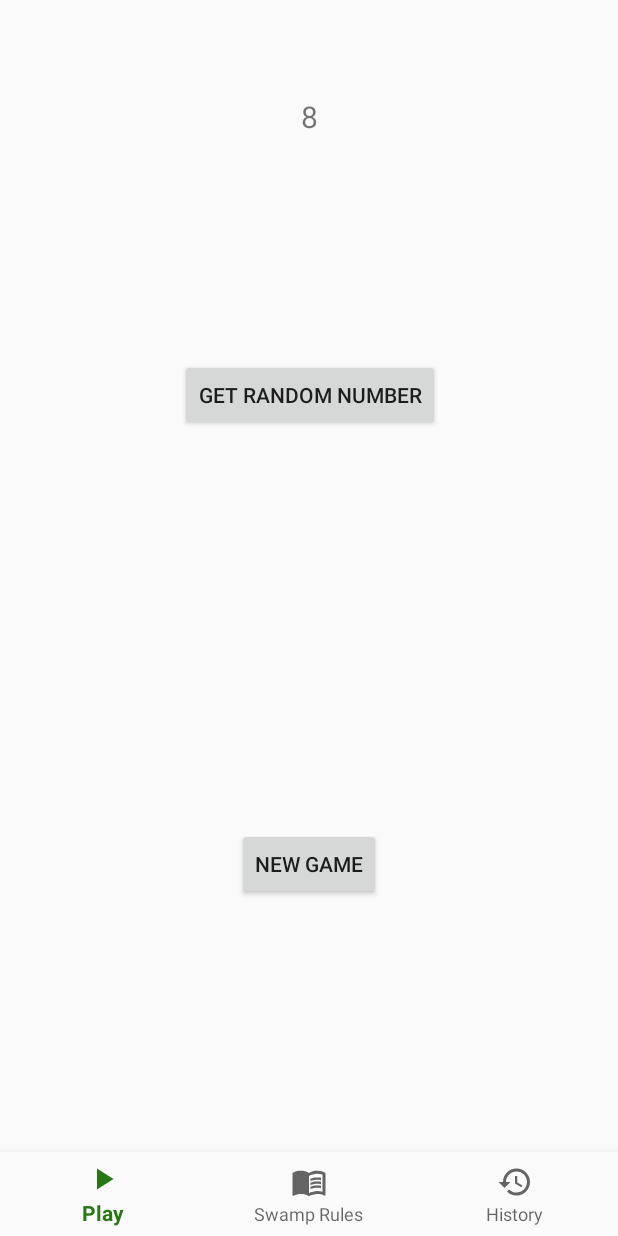
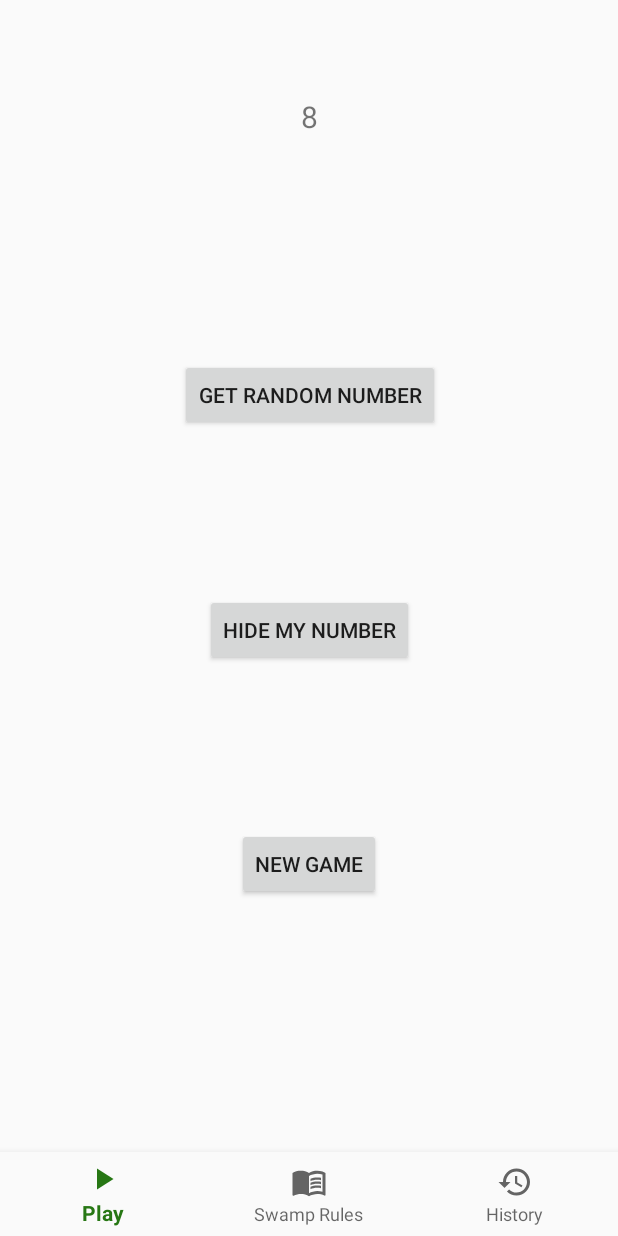
Before and after one commit to henrySwin/swampPool, an Android app: the screen it shows after launch (MainActivity), after a tap on "GET RANDOM NUMBER", on a phone screen of 412 x 824 dp. Run offline under Robolectric (Android 15) with nearby library versions, the phone set to English and light mode, and no system bars; our stand-ins replace navigation-ui.

Commit message:
Add Hide number button

```diff
--- a/app/src/main/java/com/example/swamppool/ui/play/PlayFragment.kt
+++ b/app/src/main/java/com/example/swamppool/ui/play/PlayFragment.kt
@@ -32,6 +32,8 @@ class PlayFragment : Fragment() {
         val root = inflater.inflate(R.layout.fragment_play, container, false)
         val textView: TextView = root.findViewById(R.id.text_home)
 
+        var myToast = Toast.makeText(activity, "Test Toast", Toast.LENGTH_SHORT)
+
         val button: Button = root.findViewById(R.id.button)
 
         var list = mutableListOf<Int>(1,2,3,4,5,6,7,8,9,10,11,12,13,14,15)
@@ -45,7 +47,8 @@ class PlayFragment : Fragment() {
                 // val random = (1..15).random()
                 val random = list.random()
                 list.remove(random)
-                Toast.makeText(activity, random.toString(), Toast.LENGTH_SHORT).show()
+                myToast = Toast.makeText(activity, random.toString(), Toast.LENGTH_SHORT)
+                myToast.show()
                 textView.text = random.toString()
                 var remaining: String = ""
                 for (i in list) {
@@ -63,6 +66,12 @@ class PlayFragment : Fragment() {
             textView.text = "New Game."
         }
 
+        val btnHide: Button = root.findViewById(R.id.btn_hide)
+        btnHide.setOnClickListener{
+            myToast.cancel()
+            textView.text = "Next number..."
+        }
+
         playViewModel.text.observe(viewLifecycleOwner, Observer {
             textView.text = it
         })
--- a/app/src/main/res/layout/fragment_play.xml
+++ b/app/src/main/res/layout/fragment_play.xml
@@ -49,4 +49,14 @@
         app:layout_constraintEnd_toEndOf="parent"
         app:layout_constraintStart_toStartOf="parent"
         app:layout_constraintTop_toBottomOf="@+id/button" />
+
+    <Button
+        android:id="@+id/btn_hide"
+        android:layout_width="wrap_content"
+        android:layout_height="wrap_content"
+        android:text="Hide My Number"
+        app:layout_constraintBottom_toTopOf="@+id/btn_newGame"
+        app:layout_constraintEnd_toEndOf="parent"
+        app:layout_constraintStart_toStartOf="parent"
+        app:layout_constraintTop_toBottomOf="@+id/button" />
 </androidx.constraintlayout.widget.ConstraintLayout>
```
